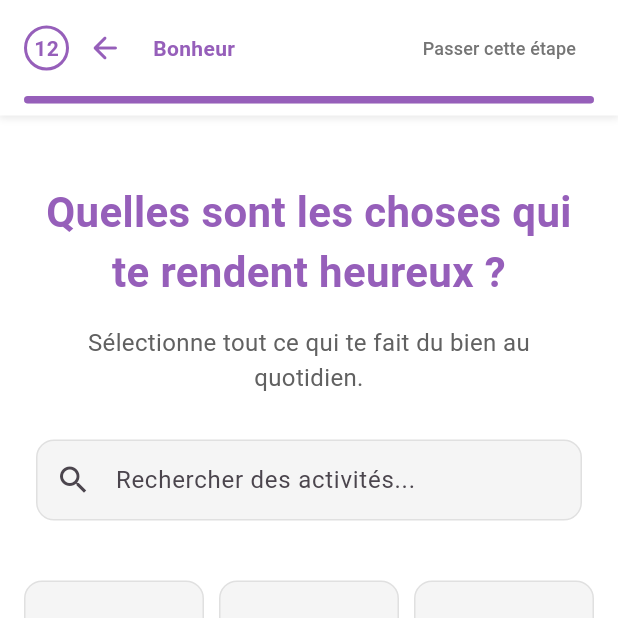
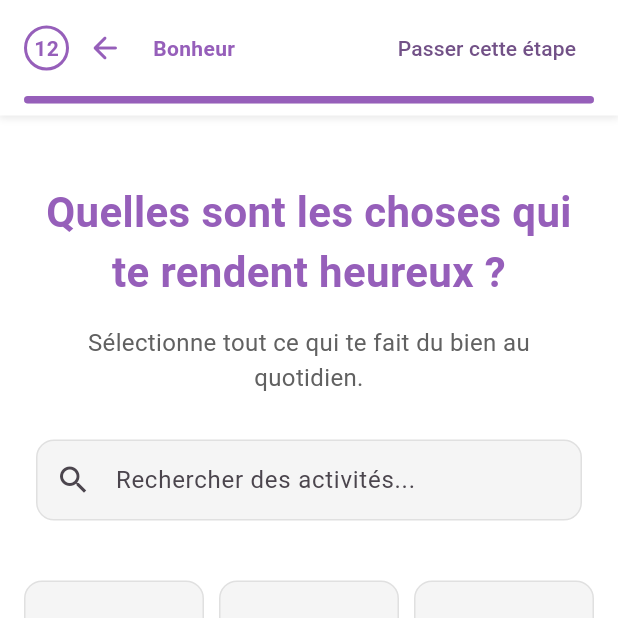
Before and after one commit to noeplantier/FEELOMI, a Flutter app: the HappyPage screen opened directly, on a phone screen of 412 x 824 dp, the top half of it. Run offline on Flutter 3.47's test engine with Material 3 defaults, Android fonts, the phone set to English and light mode, and no system bars; our stand-ins replace font_awesome_flutter, lottie, speech_to_text, webview_flutter; missing offline and left inert: circle_list; network calls fail; Roboto replaces fonts that are missing (Poppins).

```diff
--- a/feelomi/lib/age_page.dart
+++ b/feelomi/lib/age_page.dart
@@ -73,10 +73,6 @@ class _AgePageState extends State<AgePage> {
                       ),
                       TextButton(
                         onPressed: () {
-                          // Action pour passer l'étape
-                          ScaffoldMessenger.of(context).showSnackBar(
-                            const SnackBar(content: Text('Étape ignorée')),
-                          );
                           // Navigation vers la page de poids
                           Navigator.push(
                             context,
--- a/feelomi/lib/gender_page.dart
+++ b/feelomi/lib/gender_page.dart
@@ -79,10 +79,6 @@ class _GenderPageState extends State<GenderPage> {
                       ),
                       TextButton(
                         onPressed: () {
-                          // Action pour passer l'étape
-                          ScaffoldMessenger.of(context).showSnackBar(
-                            const SnackBar(content: Text('Étape ignorée')),
-                          );
                           // Navigation vers la page d'âge
                           Navigator.push(
                             context,
--- a/feelomi/lib/happy_page.dart
+++ b/feelomi/lib/happy_page.dart
@@ -1,4 +1,5 @@
 import 'package:feelomi/better_page.dart';
+import 'package:feelomi/stress_page.dart';
 import 'package:flutter/material.dart';
 import 'package:feelomi/custom_back.dart';
 
@@ -191,20 +192,15 @@ class _HappyPageState extends State<HappyPage> {
                       ),
                       TextButton(
                         onPressed: () {
-                          // Action pour passer l'étape
-                          ScaffoldMessenger.of(context).showSnackBar(
-                            const SnackBar(content: Text('Étape ignorée')),
+                          // Navigation vers la page du bonheur
+                          Navigator.push(
+                            context,
+                            MaterialPageRoute(
+                              builder: (context) => const BetterPage(),
+                            ),
                           );
-                          // Navigation vers la page finale
-                          Navigator.pop(context);
                         },
-                        child: Text(
-                          'Passer cette étape',
-                          style: TextStyle(
-                            color: Colors.grey.shade600,
-                            fontSize: 12,
-                          ),
-                        ),
+                        child: const Text('Passer cette étape'),
                       ),
                     ],
                   ),
@@ -355,13 +351,6 @@ class _HappyPageState extends State<HappyPage> {
                                   color: Colors.grey,
                                 ),
                                 const SizedBox(height: 16),
-                                Text(
-                                  'Aucun résultat trouvé',
-                                  style: TextStyle(
-                                    fontSize: 16,
-                                    color: Colors.grey.shade600,
-                                  ),
-                                ),
                               ],
                             ),
                           )
--- a/feelomi/lib/help_page.dart
+++ b/feelomi/lib/help_page.dart
@@ -107,10 +107,6 @@ class _HelpPageState extends State<HelpPage>
                       ),
                       TextButton(
                         onPressed: () {
-                          // Action pour passer l'étape
-                          ScaffoldMessenger.of(context).showSnackBar(
-                            const SnackBar(content: Text('Étape ignorée')),
-                          );
                           // Navigation vers la page de détresse physique
                           Navigator.push(
                             context,
@@ -423,7 +419,7 @@ class _HelpPageState extends State<HelpPage>
                 height: 55,
                 child: ElevatedButton(
                   onPressed: _selectedOption == null
-                      ? null // Désactivé si aucune option sélectionnée
+                      ? null
                       : () {
                           // Navigation vers la page de détresse physique
                           Navigator.push(
--- a/feelomi/lib/medics_page.dart
+++ b/feelomi/lib/medics_page.dart
@@ -100,10 +100,6 @@ class _MedicsPageState extends State<MedicsPage> {
                       ),
                       TextButton(
                         onPressed: () {
-                          // Action pour passer l'étape
-                          ScaffoldMessenger.of(context).showSnackBar(
-                            const SnackBar(content: Text('Étape ignorée')),
-                          );
                           // Navigation vers la page des médicaments
                           Navigator.push(
                             context,
--- a/feelomi/lib/physical_page.dart
+++ b/feelomi/lib/physical_page.dart
@@ -76,9 +76,6 @@ class _PhysicalPageState extends State<PhysicalPage>
                       // Bouton pour passer l'étape
                       TextButton(
                         onPressed: () {
-                          ScaffoldMessenger.of(context).showSnackBar(
-                            const SnackBar(content: Text('Étape ignorée')),
-                          );
                           Navigator.push(
                             context,
                             MaterialPageRoute(
--- a/feelomi/lib/sleeping_page.dart
+++ b/feelomi/lib/sleeping_page.dart
@@ -166,10 +166,6 @@ class _SleepingPageState extends State<SleepingPage>
                       ),
                       TextButton(
                         onPressed: () {
-                          // Action pour passer l'étape
-                          ScaffoldMessenger.of(context).showSnackBar(
-                            const SnackBar(content: Text('Étape ignorée')),
-                          );
                           // Navigation vers la page finale
                           Navigator.push(
                             context,
--- a/feelomi/lib/stress_page.dart
+++ b/feelomi/lib/stress_page.dart
@@ -168,10 +168,6 @@ class _StressPageState extends State<StressPage>
                       ),
                       TextButton(
                         onPressed: () {
-                          // Action pour passer l'étape
-                          ScaffoldMessenger.of(context).showSnackBar(
-                            const SnackBar(content: Text('Étape ignorée')),
-                          );
                           // Navigation vers la page du bonheur
                           Navigator.push(
                             context,
--- a/feelomi/lib/weight_page.dart
+++ b/feelomi/lib/weight_page.dart
@@ -76,10 +76,6 @@ class _WeightPageState extends State<WeightPage> {
                       ),
                       TextButton(
                         onPressed: () {
-                          // Action pour passer l'étape
-                          ScaffoldMessenger.of(context).showSnackBar(
-                            const SnackBar(content: Text('Étape ignorée')),
-                          );
                           // Navigation vers la page d'aide professionnelle
                           Navigator.push(
                             context,
```
Also changed, not shown: feelomi/lib/analysis_page.dart (+29 -19 lines), feelomi/lib/better_page.dart (+4 -5 lines), feelomi/lib/health_tracker.dart (+4 -4 lines), feelomi/lib/mental_page.dart (+1 -12 lines), feelomi/lib/specify_page.dart (+8 -12 lines).
